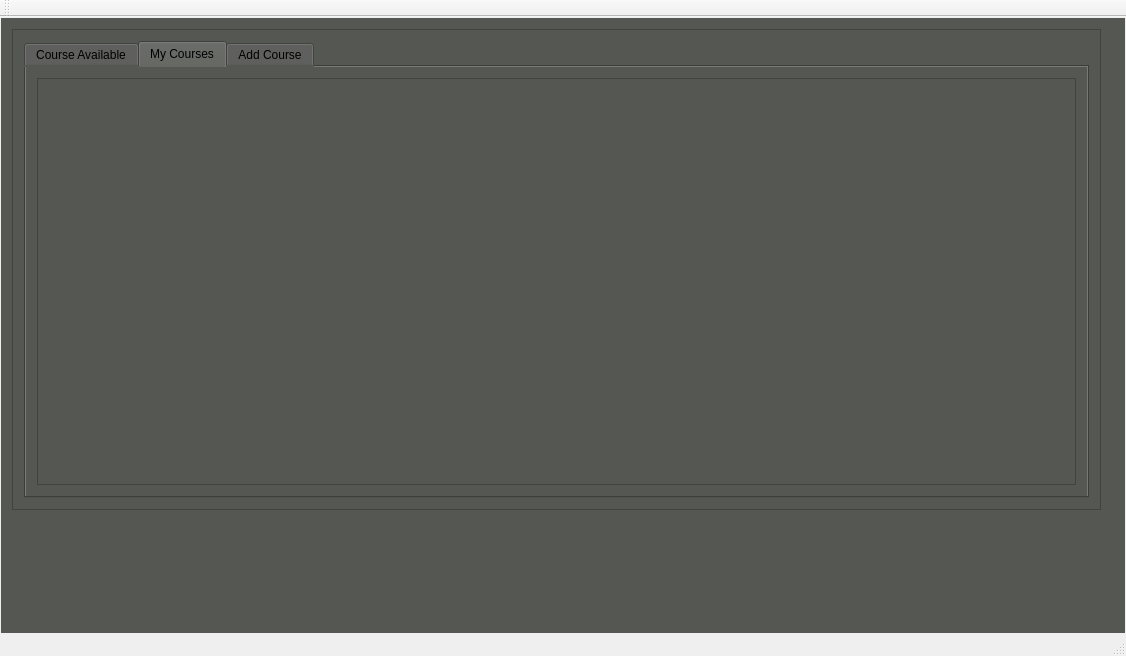
Qt form mainwindow.ui (DineshDC/StudentDB) before a commit.
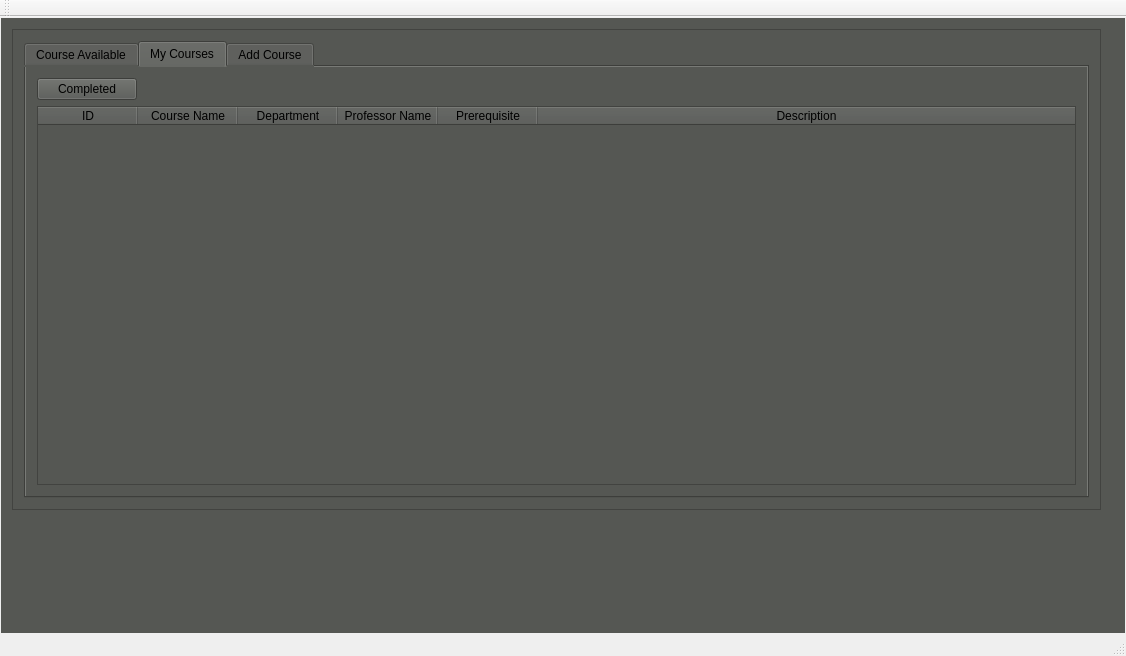
The same form after that commit. The open tabs and pages were chosen to show the change. Custom widgets are drawn as their Qt base class.

Commit message: user course enrolled done

```diff
--- a/mainwindow.ui
+++ b/mainwindow.ui
@@ -590,8 +590,55 @@
                 <string>My Courses</string>
                </attribute>
                <layout class="QGridLayout" name="gridLayout_10">
+                <item row="1" column="0">
+                 <widget class="CustomTable" name="tableWidget_MyCrs">
+                  <attribute name="horizontalHeaderStretchLastSection">
+                   <bool>true</bool>
+                  </attribute>
+                  <column>
+                   <property name="text">
+                    <string>ID</string>
+                   </property>
+                  </column>
+                  <column>
+                   <property name="text">
+                    <string>Course Name</string>
+                   </property>
+                  </column>
+                  <column>
+                   <property name="text">
+                    <string>Department</string>
+                   </property>
+                  </column>
+                  <column>
+                   <property name="text">
+                    <string>Professor Name</string>
+                   </property>
+                  </column>
+                  <column>
+                   <property name="text">
+                    <string>Prerequisite</string>
+                   </property>
+                  </column>
+                  <column>
+                   <property name="text">
+                    <string>Description</string>
+                   </property>
+                  </column>
+                 </widget>
+                </item>
                 <item row="0" column="0">
-                 <widget class="QTableView" name="tableView_MyCrs"/>
+                 <widget class="QPushButton" name="pb_completed">
+                  <property name="maximumSize">
+                   <size>
+                    <width>100</width>
+                    <height>50</height>
+                   </size>
+                  </property>
+                  <property name="text">
+                   <string>Completed</string>
+                  </property>
+                 </widget>
                 </item>
                </layout>
               </widget>
```
Left out of the diff: 8 changed lines with no effect on the pictures. The commit also changes 12 other files.
